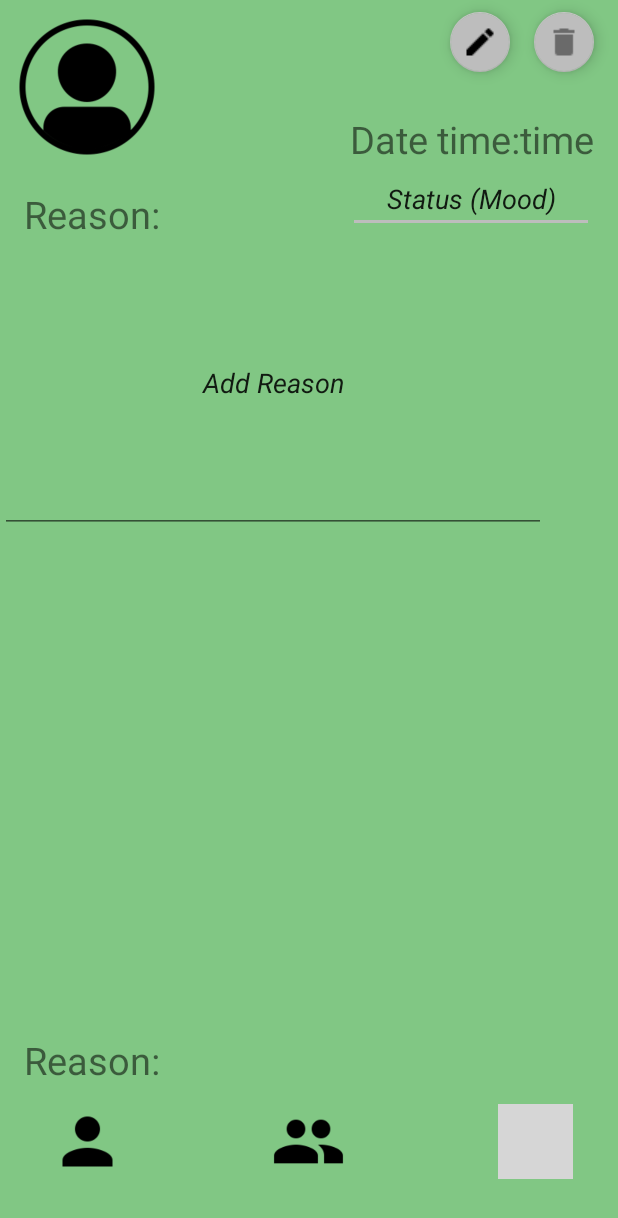
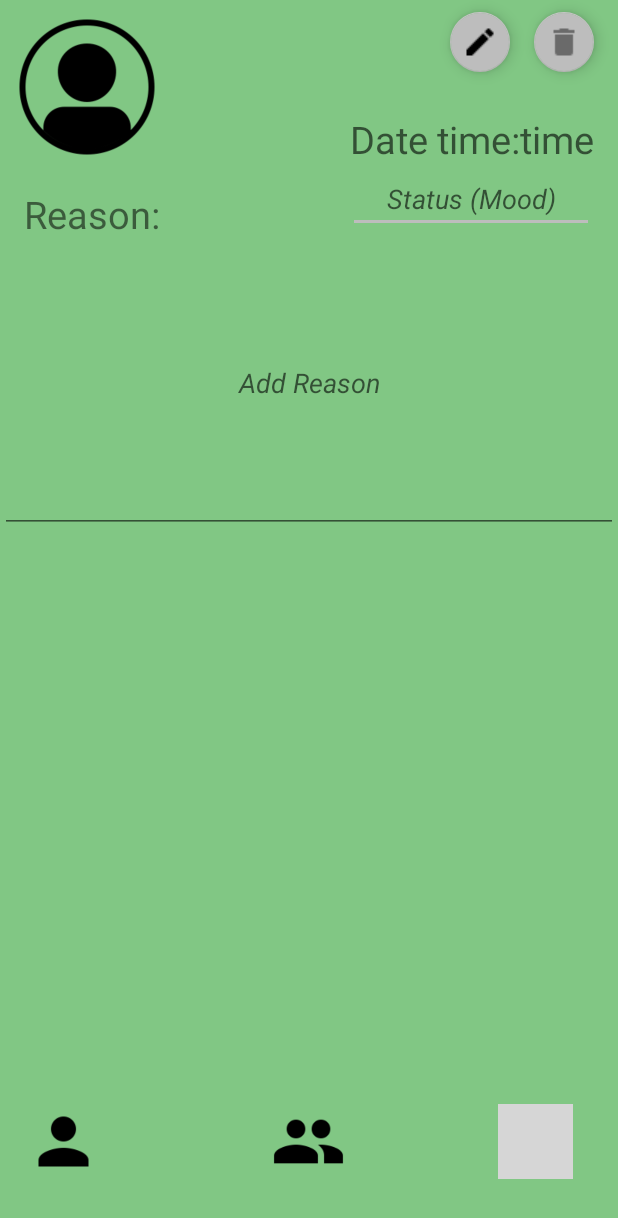
Before and after one commit to CMPUT301W17T17/MoodSwings, an Android app: the EditMoodActivity screen opened directly, with no data from a screen before it, on a phone screen of 412 x 824 dp. Shown: the top 1218 px of the screen. Run offline under Robolectric (Android 15) with nearby library versions, the phone set to English and light mode, and no system bars; grey boxes are pictures that could not be loaded.

Commit message:
cleaned up xml added plus button

```diff
--- a/app/src/main/java/com/example/android/sendmoods/EditMoodActivity.java
+++ b/app/src/main/java/com/example/android/sendmoods/EditMoodActivity.java
@@ -19,4 +19,5 @@ public class EditMoodActivity extends Activity {
         EditText ReasonEdit = (EditText) findViewById(R.id.editText2);
         ReasonEdit.setFilters(new InputFilter[]{new TextInputFilter()});
     }
+
 }
--- a/app/src/main/res/layout/edit_mood.xml
+++ b/app/src/main/res/layout/edit_mood.xml
@@ -9,7 +9,7 @@
         android:id="@+id/datetime"
         android:layout_width="wrap_content"
         android:layout_height="wrap_content"
-        android:text="Date time:time"
+        android:hint="Date time:time"
         android:layout_alignParentRight="true"
         android:layout_marginTop="75dp"
         android:layout_marginRight="16dp"
@@ -22,7 +22,7 @@
         android:layout_height="wrap_content"
         android:layout_alignParentRight="true"
         android:layout_below="@+id/datetime"
-        android:text="Status (Mood)"
+        android:hint="Status (Mood)"
         android:layout_marginRight="16dp"
         android:textStyle="italic"
         android:gravity="center"
@@ -35,20 +35,6 @@
         android:text="Reason:"
         android:layout_alignParentLeft="true"
         android:layout_marginTop="125dp"
-        android:layout_marginLeft="16dp"
-        android:textStyle="bold"
-        android:fontFamily="sans-serif-thin"
-        android:textSize="25sp"/>
-
-    <TextView
-        android:id="@+id/situation"
-        android:layout_width="wrap_content"
-        android:layout_height="wrap_content"
-        android:text="Reason:"
-        android:layout_alignParentLeft="true"
-        android:layout_alignParentBottom="true"
-        android:layout_marginTop="125dp"
-        android:layout_marginBottom="100dp"
         android:layout_marginLeft="16dp"
         android:textStyle="bold"
         android:fontFamily="sans-serif-thin"
@@ -110,14 +96,13 @@
     <EditText
         android:layout_width="match_parent"
         android:layout_height="200dp"
-        android:text="Add Reason"
+        android:hint="Add Reason"
         android:layout_marginLeft="15dp"
         android:layout_marginRight="15dp"
         android:gravity="center"
         android:textStyle="italic"
         android:layout_below="@+id/editText"
-        android:layout_alignEnd="@+id/threepeeps"
-        android:layout_marginEnd="18dp"
+        android:layout_marginEnd="0dp"
         android:id="@+id/editText2" />
 
 </RelativeLayout>
--- a/app/src/main/res/layout/mood_list.xml
+++ b/app/src/main/res/layout/mood_list.xml
@@ -41,6 +41,7 @@
 
     <android.support.design.widget.FloatingActionButton
         app:fabSize="auto"
+        android:onClick="editMood"
         android:layout_width="wrap_content"
         android:layout_height="wrap_content"
         android:src="@drawable/add"
```
Also changed, not shown: app/src/main/java/com/example/android/sendmoods/MoodListActivity.java (+17 -0 lines).
